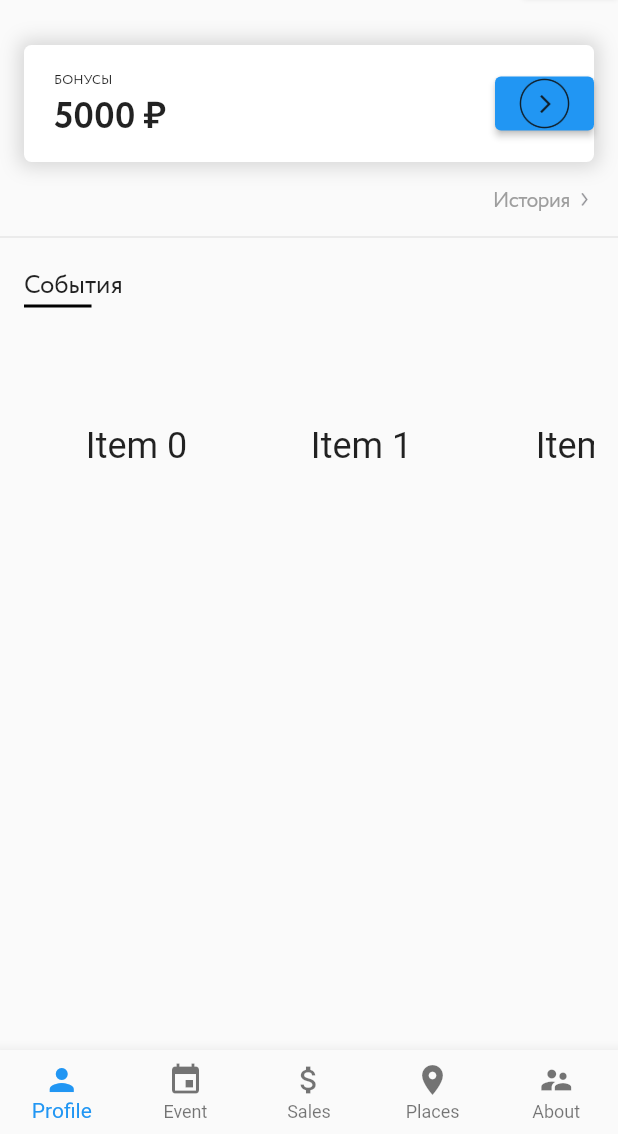
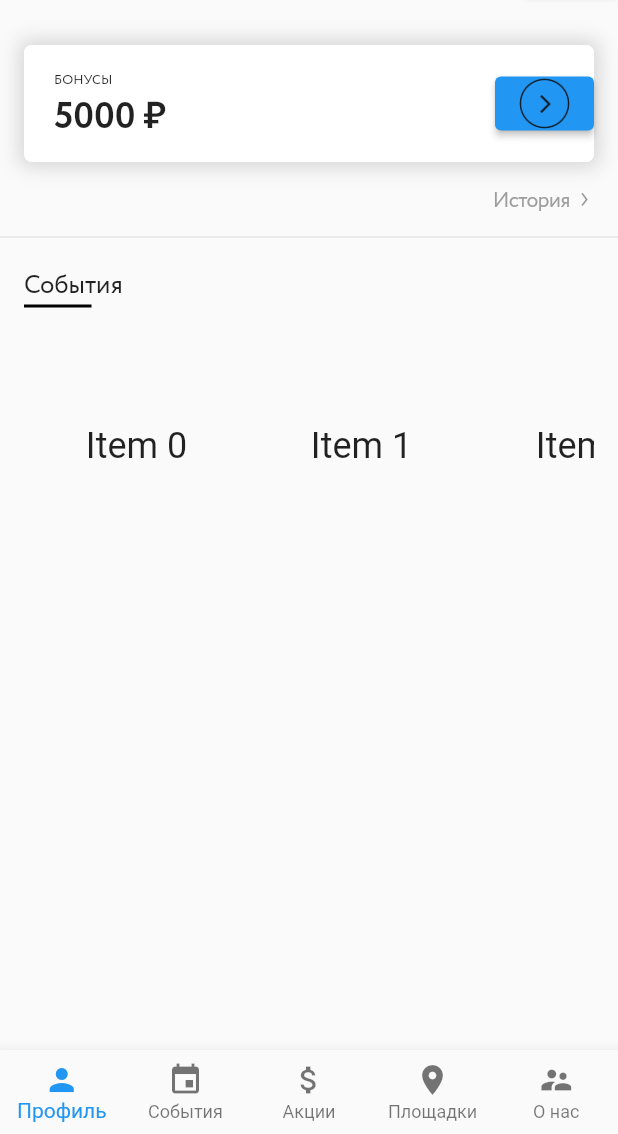
Before and after one commit to uuttff8/sagrado-flutter-ui, a Flutter app: the CustomBottomNavigation screen opened directly, on a phone screen of 412 x 824 dp, the part 102-1236 px from its top. Run offline on Flutter 3.47's test engine with Material 2 defaults, Android fonts, the phone set to English and light mode, and no system bars; drawn by our look-alikes of flutter_platform_widgets; network calls fail.

Commit message:
translate bottom bar

```diff
--- a/lib/src/widgets/bottom_navigation.dart
+++ b/lib/src/widgets/bottom_navigation.dart
@@ -20,15 +20,15 @@ enum TabItem { Profile, Event, Sales, Places, About }
 String _tabItemName(TabItem tabItem) {
   switch (tabItem) {
     case TabItem.Profile:
-      return "Profile";
+      return "Профиль";
     case TabItem.Event:
-      return "Event";
+      return "События";
     case TabItem.Sales:
-      return "Sales";
+      return "Акции";
     case TabItem.Places:
-      return "Places";
+      return "Площадки";
     case TabItem.About:
-      return "About";
+      return "О нас";
   }
 
   return null;
```
Also changed, not shown: lib/src/screens/profile/profile.dart (+5 -4 lines).
